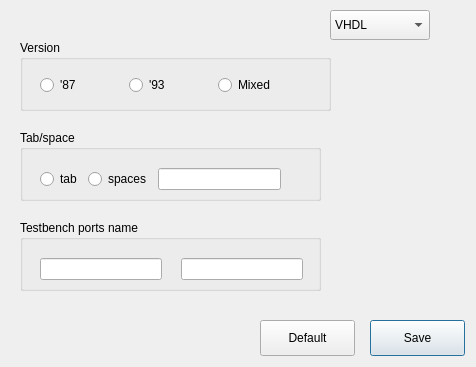
This is src/UI/UIs/Testbench_generator_config_UI.ui in DRubioG/HDLHelper as Qt 5 draws it before an edit. The edited form follows.
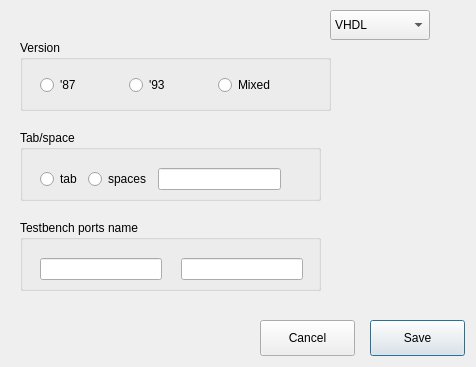
This is the edited form.

What changed in the file:
```diff
--- a/src/UI/UIs/Testbench_generator_config_UI.ui
+++ b/src/UI/UIs/Testbench_generator_config_UI.ui
@@ -188,7 +188,7 @@
     </rect>
    </property>
    <property name="text">
-    <string>Default</string>
+    <string>Cancel</string>
    </property>
   </widget>
  </widget>
```
Left out of the diff: 4 changed lines with no effect on the pictures.
